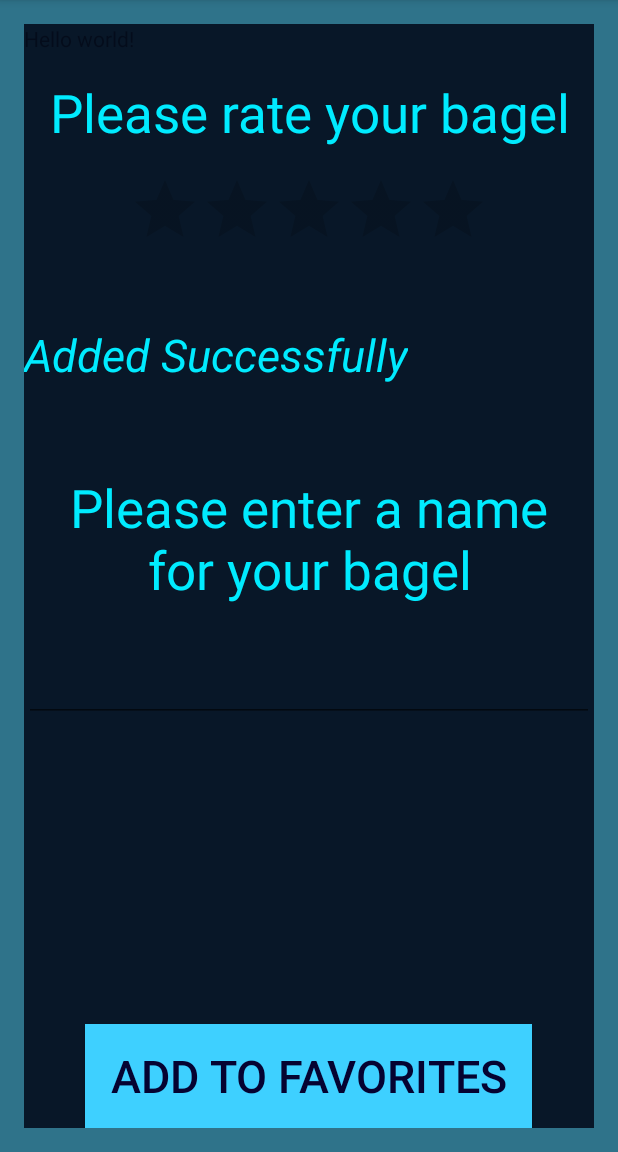
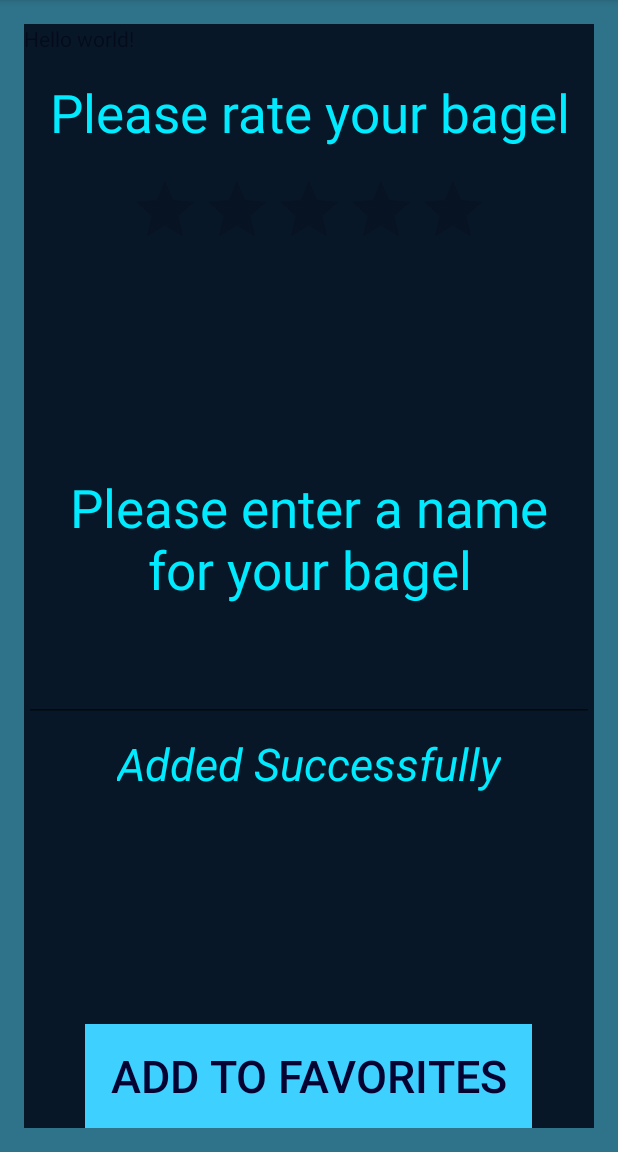
Before and after one commit to invaderlucky/BagelButton, an Android app: the screen it shows after launch (MainActivity), after a tap on "ADD TO FAVORITES", on a phone screen of 412 x 824 dp, the part 84-1236 px from its top. Run offline under Robolectric (Android 15) with nearby library versions, the phone set to English and light mode, and no system bars; 2 other taps on this screen came first.

Commit message:
Updated success message

```diff
--- a/app/src/main/res/layout/activity_third.xml
+++ b/app/src/main/res/layout/activity_third.xml
@@ -89,8 +89,9 @@
             android:textAlignment="center"
             android:textSize="30dp"
             android:gravity="center_horizontal"
-            android:paddingTop="200dp"
-            android:textStyle="italic" />
+            android:textStyle="italic"
+            android:layout_gravity="center"
+            android:paddingTop="250dp" />
 
     </FrameLayout>
 </RelativeLayout>
```
